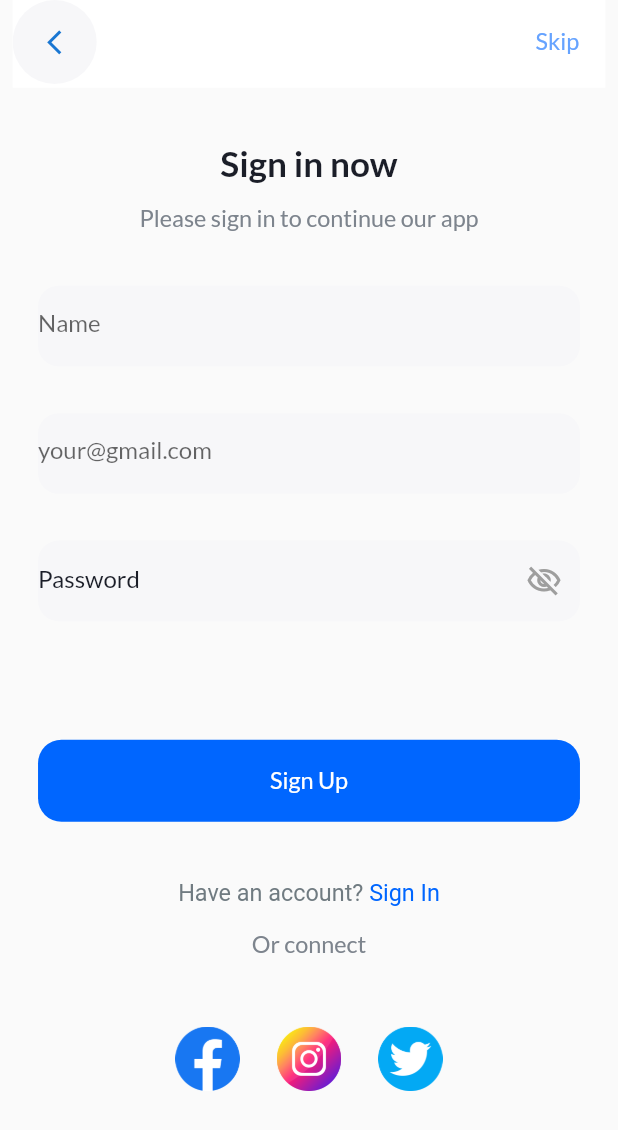
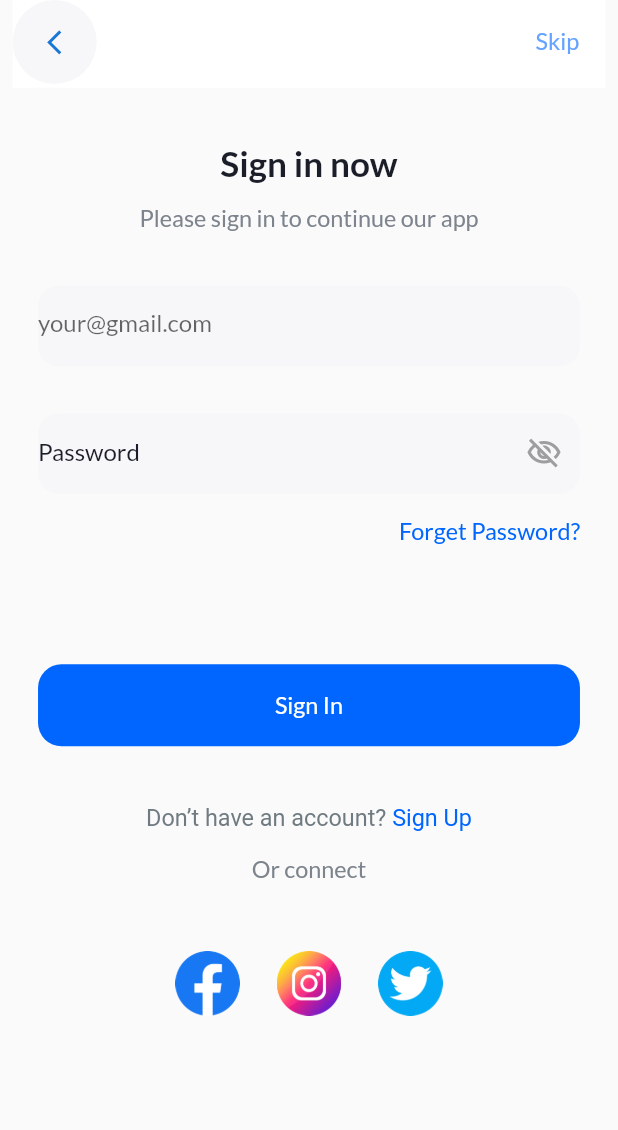
Before and after one commit to sadman-ichha/Royel-Property, a Flutter app: the LogInScreen screen opened by its route, on a phone screen of 412 x 824 dp. Shown: the top 1130 px of the screen. Run offline on Flutter 3.47's test engine with Material 2 defaults, Android fonts, the phone set to English and light mode, and no system bars; our stand-ins replace dots_indicator, flutter_screenutil, get, google_fonts.

Commit message:
forget password

```diff
--- a/lib/ui/views/login_screen.dart
+++ b/lib/ui/views/login_screen.dart
@@ -1,5 +1,6 @@
 import 'package:flutter/material.dart';
 import 'package:flutter_screenutil/flutter_screenutil.dart';
+import 'package:royal_property/const/app_colors.dart';
 import 'package:royal_property/const/app_images.dart';
 import 'package:royal_property/routes/route.dart';
 import 'package:royal_property/ui/styles/style.dart';
@@ -34,22 +35,37 @@ class LogInScreen extends StatelessWidget {
                     fontWeight: FontWeight.w400,
                     color: Color(0xFF7D848D))),
             SizedBox(height: 36.0.h),
-            customTextField(
-                "Name", _nameController, TextInputType.emailAddress),
-            SizedBox(height: 32.0.h),
+
             customTextField(
                 "your@gmail.com", _emailController, TextInputType.emailAddress),
             SizedBox(height: 32.0.h),
             passwordField(_passwordController, TextInputType.none),
+            SizedBox(height: 16.0.h),
+            Padding(
+              padding: EdgeInsets.only(left: 24.0.w, right: 24.0.w),
+              child: Row(
+                mainAxisAlignment: MainAxisAlignment.end,
+                children: [
+                  InkWell(
+                    onTap: () {},
+                    child: Text("Forget Password?",
+                        style: TextStyle(
+                            fontSize: 16.0.sp,
+                            fontWeight: FontWeight.w400,
+                            color: AppColors.appBlueColor)),
+                  ),
+                ],
+              ),
+            ),
             SizedBox(height: 81.0.h),
-            BlueButton("Sign Up", () {}),
+            BlueButton("Sign In", () {}),
             SizedBox(height: 40.0.h),
-            AppStyles().richText("Have an account?", " Sign In", login),
+            AppStyles().richText("Don’t have an account?", " Sign Up", login),
             SizedBox(height: 16.0.h),
             Text("Or connect", style: AppStyles.textStyle),
             SizedBox(height: 46.0.h),
             // SizedBox(height: 25.0.h),
-           Row(
+            Row(
               mainAxisAlignment: MainAxisAlignment.center,
               children: [
                 InkWell(
@@ -80,7 +96,6 @@ class LogInScreen extends StatelessWidget {
                 ),
               ],
             )
-
           ],
         ),
       ),
```
